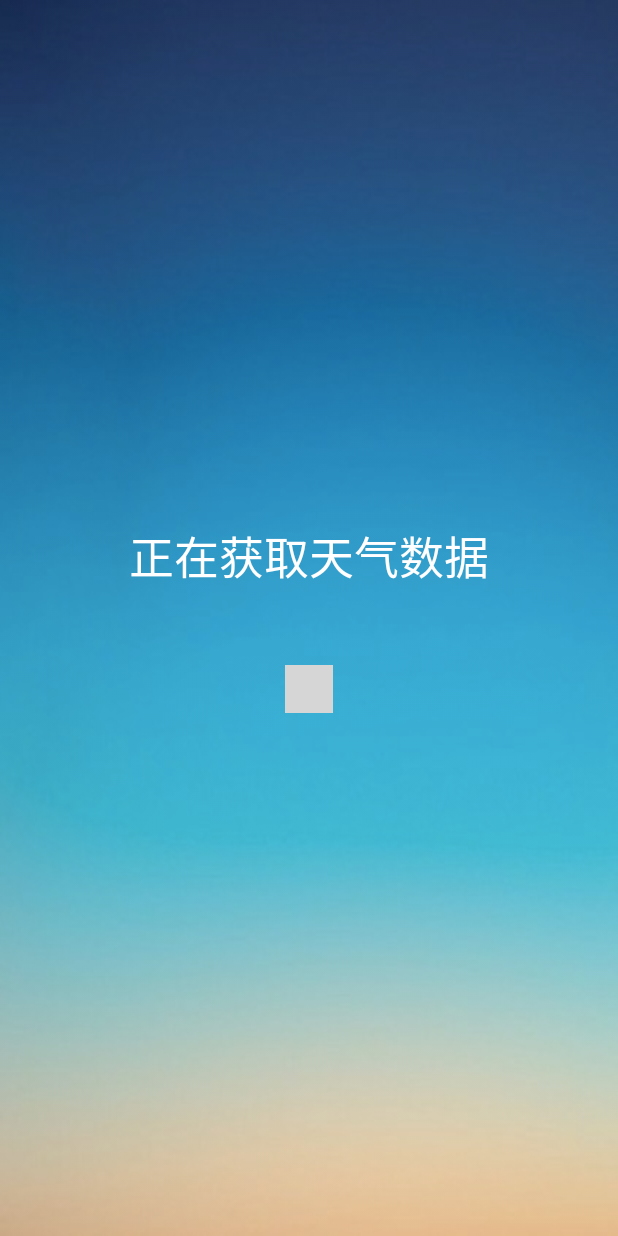
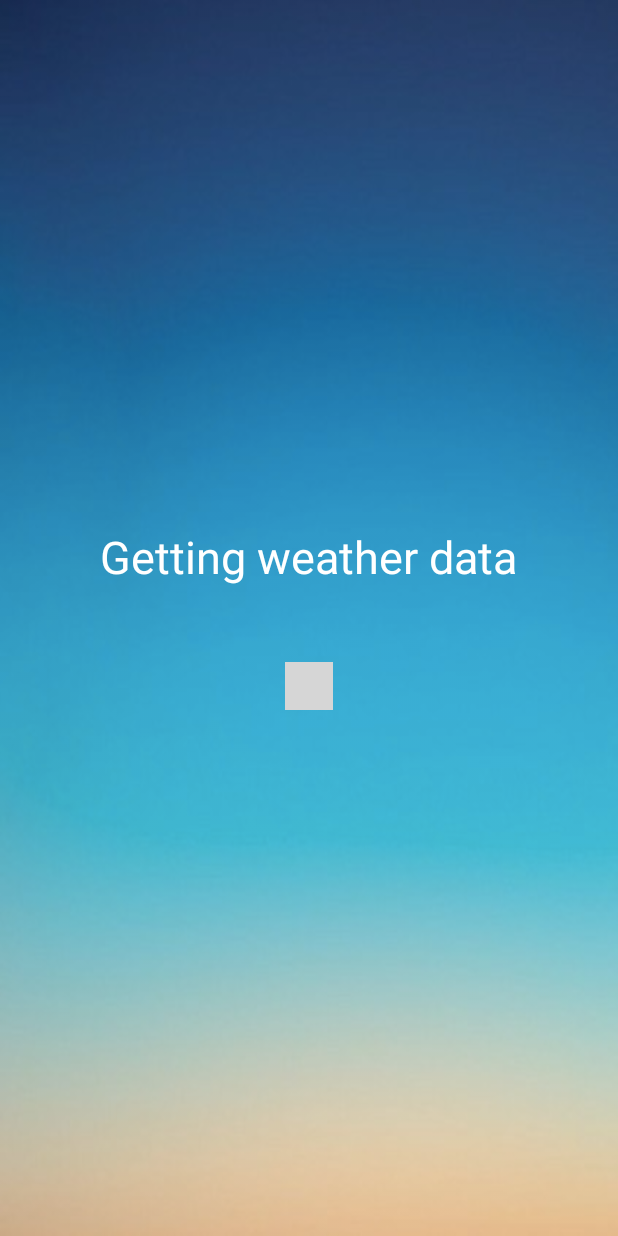
Before and after one commit to zhanglintc/weather, an Android app: the layout main_loading.xml on its own in the app's theme, with its tools: preview values and no code run, on a phone screen of 412 x 824 dp. Run offline under Robolectric (Android 15) with nearby library versions, the phone set to English and light mode, and no system bars; plain views replace GifView; grey boxes are pictures that could not be loaded.

Commit message:
国际化...

```diff
--- a/app/src/main/java/co/zhanglintc/weather/BGupdater.java
+++ b/app/src/main/java/co/zhanglintc/weather/BGupdater.java
@@ -143,7 +143,7 @@ public class BGupdater extends Thread {
 
                             // Set Text
                             cityNameView.setText(cityName);
-                            curTimeView.setText("更新于 " + WeatherUtils.getSysTime());
+                            curTimeView.setText(activity.getString(R.string.updated) + " " + WeatherUtils.getSysTime());
                             curTempCView.setText(curTempC + "°C");
                             curDescView.setText(curDesc);
                             curDateView.setText(WeatherUtils.getSysDate());
--- a/app/src/main/res/layout/main_loading.xml
+++ b/app/src/main/res/layout/main_loading.xml
@@ -17,7 +17,7 @@
             android:layout_width="wrap_content"
             android:layout_height="wrap_content"
             android:textColor="#FFFFFF"
-            android:text="正在获取天气数据"
+            android:text="@string/welcome_loading"
             android:textSize="30sp" />
         <!--
         使用 开源项目 GifView 来显示动态Gif
--- a/app/src/main/res/values/strings.xml
+++ b/app/src/main/res/values/strings.xml
@@ -1,8 +1,9 @@
 <resources>
     <string name="app_name">Weather</string>
+    <string name="action_settings">Settings</string>
 
-    <string name="hello_world">Hello world!</string>
-    <string name="action_settings">Settings</string>
+    <string name="welcome_loading">Getting weather data</string>
+    <string name="updated">Updated</string>
 
 
     <string name="rawJsonData">
```
Also changed, not shown: 2 other files.
